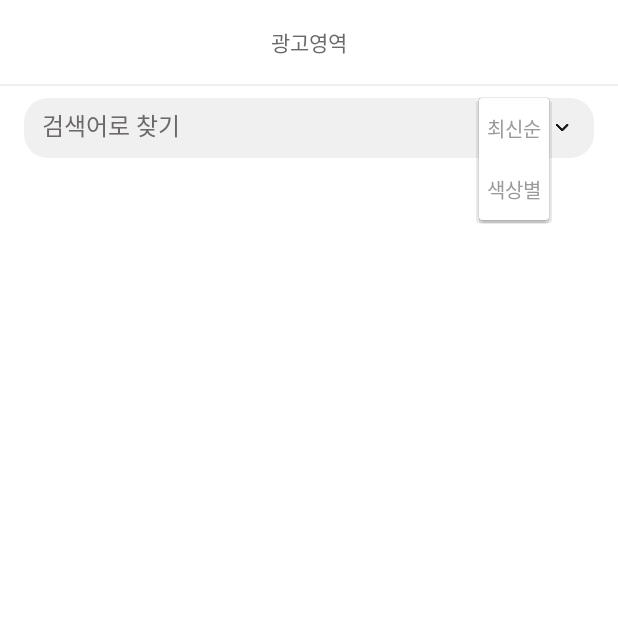
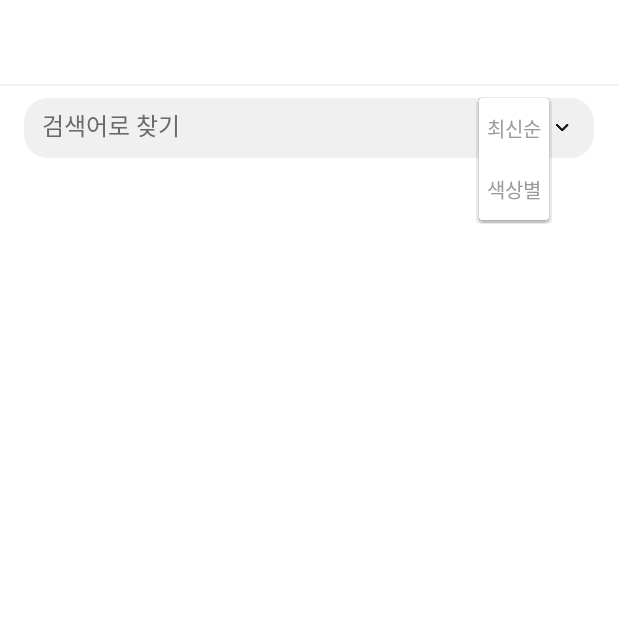
Before and after one commit to mjJang94/Board, an Android app: the screen it shows after launch (MainActivity), after a tap on "최신순", on a phone screen of 412 x 824 dp, the top half of it. Run offline under Robolectric (Android 15) with nearby library versions, the phone set to English and light mode, and no system bars; our stand-ins replace AdMob, Room's generated code, data binding; 1 statement that could not run was skipped.

Commit message:
1. 광고영역 텍스트뷰가 불필요하여 제거

```diff
--- a/app/src/main/java/com/mj/board/ui/activity/MainActivity.kt
+++ b/app/src/main/java/com/mj/board/ui/activity/MainActivity.kt
@@ -143,14 +143,12 @@ class MainActivity : AppCompatActivity() {
 
             override fun onAdFailedToLoad(errorCode: LoadAdError?) {
                 super.onAdFailedToLoad(errorCode)
-                viewModel.adLoaded.value = false
                 Log.d("@@@", "onAdFailedToLoad " + errorCode);
             }
 
 
             override fun onAdLoaded() {
                 super.onAdLoaded()
-                viewModel.adLoaded.value = true
                 Log.d("@@@", "onAdLoaded");
             }
         }
--- a/app/src/main/java/com/mj/board/viewmodel/MainViewModel.kt
+++ b/app/src/main/java/com/mj/board/viewmodel/MainViewModel.kt
@@ -16,8 +16,6 @@ class MainViewModel(application: Application): AndroidViewModel(application) {
     val repository = Repository(application)
 
     var searchKeyword: MutableLiveData<String> = MutableLiveData()
-
-    var adLoaded: MutableLiveData<Boolean> = MutableLiveData(false)
 
     var goToAddBoard: (() -> Unit) ?= null
 
--- a/app/src/main/res/layout/activity_main.xml
+++ b/app/src/main/res/layout/activity_main.xml
@@ -27,23 +27,12 @@
             android:layout_height="56dp"
             android:orientation="vertical">
 
-            <TextView
-                android:layout_width="match_parent"
-                android:layout_height="match_parent"
-                android:gravity="center"
-                android:fontFamily="@font/nanum_square_bold"
-                android:visibility="@{mainViewModel.adLoaded == true ? View.GONE : View.VISIBLE}"
-                android:textSize="14dp"
-                android:textColor="@color/gray_6D6969"
-                android:text="광고영역"/>
-
             <com.google.android.gms.ads.AdView
                 android:id="@+id/adView"
                 android:layout_width="match_parent"
                 android:layout_height="match_parent"
                 android:layout_alignParentBottom="true"
                 android:layout_centerHorizontal="true"
-                android:visibility="@{mainViewModel.adLoaded == true ? View.VISIBLE : View.GONE}"
                 ads:adSize="BANNER"
                 ads:adUnitId="@string/banner_ad_unit_id"/>
 
```
